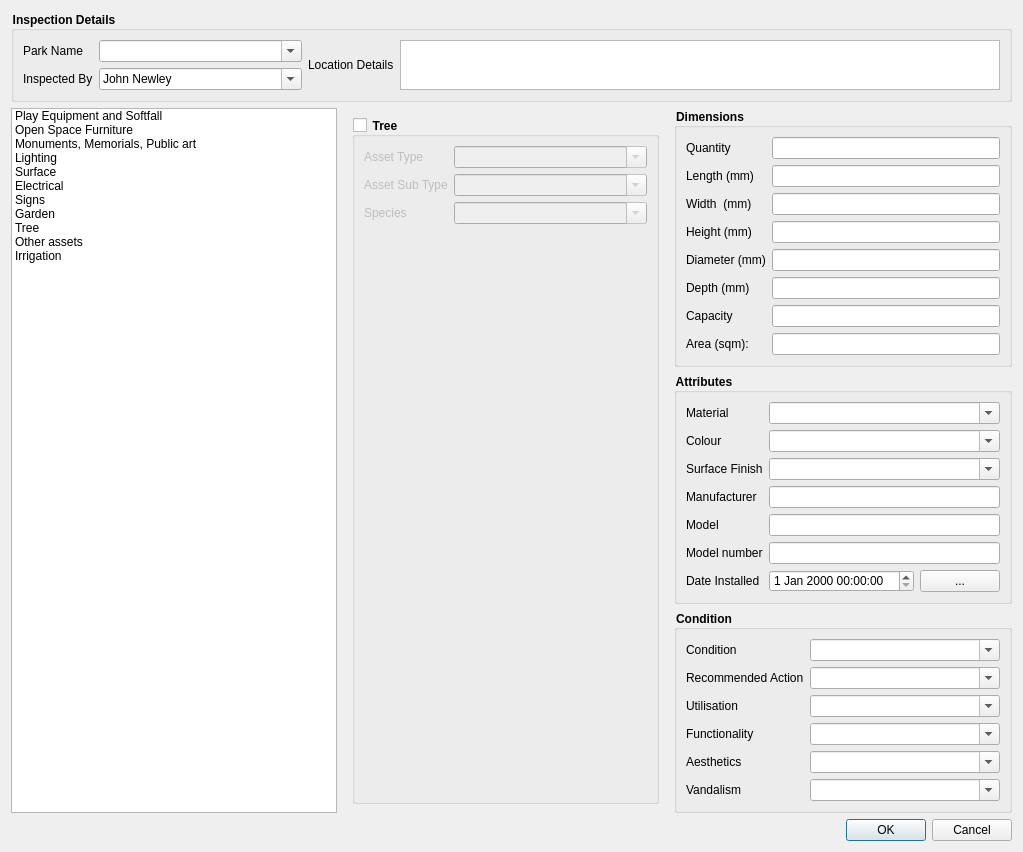
The window that src/entry_forms/formParkDataCollectionV2/form.ui (NathanW2/qmap) describes before a commit, drawn with Qt 5.
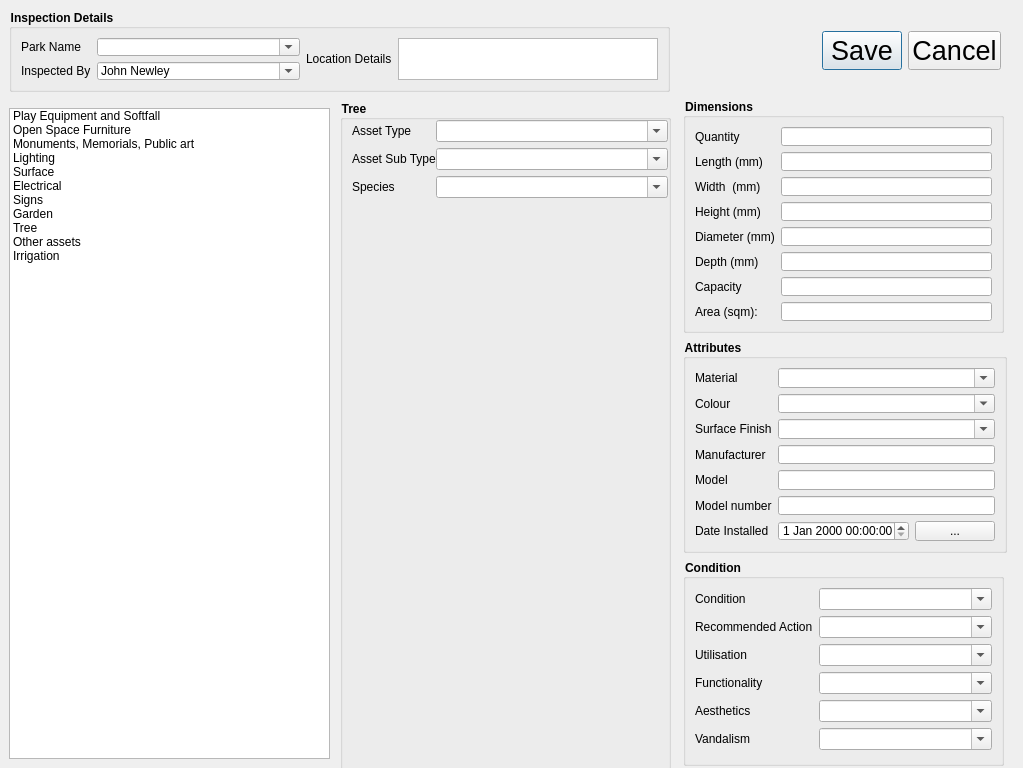
The same window after the commit. The open tabs and pages were chosen to show the change.

Commit message: Add tree form; adding bindings for listwidget

```diff
--- a/src/entry_forms/formParkDataCollectionV2/form.ui
+++ b/src/entry_forms/formParkDataCollectionV2/form.ui
@@ -7,21 +7,36 @@
     <x>0</x>
     <y>0</y>
     <width>1023</width>
-    <height>804</height>
+    <height>768</height>
    </rect>
   </property>
+  <property name="sizePolicy">
+   <sizepolicy hsizetype="Fixed" vsizetype="Fixed">
+    <horstretch>0</horstretch>
+    <verstretch>0</verstretch>
+   </sizepolicy>
+  </property>
   <property name="windowTitle">
    <string>Dialog</string>
   </property>
+  <property name="layoutDirection">
+   <enum>Qt::LeftToRight</enum>
+  </property>
   <property name="styleSheet">
    <string notr="true">QGroupBox
 {
     font-weight: bold;
 }</string>
   </property>
-  <layout class="QGridLayout" name="gridLayout_7">
-   <item row="0" column="0" colspan="3">
     <widget class="QGroupBox" name="groupBox_10">
+   <property name="geometry">
+    <rect>
+     <x>9</x>
+     <y>9</y>
+     <width>661</width>
+     <height>83</height>
+    </rect>
+   </property>
      <property name="sizePolicy">
       <sizepolicy hsizetype="Preferred" vsizetype="Fixed">
        <horstretch>0</horstretch>
@@ -630,11 +645,23 @@
       </item>
      </layout>
     </widget>
-   </item>
-   <item row="1" column="1" rowspan="3">
     <widget class="QStackedWidget" name="AssetGroup_pages">
+   <property name="geometry">
+    <rect>
+     <x>340</x>
+     <y>100</y>
+     <width>331</width>
+     <height>671</height>
+    </rect>
+   </property>
+   <property name="autoFillBackground">
+    <bool>false</bool>
+   </property>
+   <property name="lineWidth">
+    <number>0</number>
+   </property>
      <property name="currentIndex">
-      <number>8</number>
+    <number>0</number>
      </property>
      <widget class="QWidget" name="Play_Equipment_and_Softfall_page">
       <layout class="QGridLayout" name="gridLayout_2">
@@ -1597,6 +1624,9 @@
      </widget>
      <widget class="QWidget" name="Suface">
       <layout class="QGridLayout" name="gridLayout_6">
+     <property name="margin">
+      <number>0</number>
+     </property>
        <item row="0" column="0">
         <widget class="QGroupBox" name="Surface_Group">
          <property name="enabled">
@@ -1605,9 +1635,12 @@
          <property name="title">
           <string>Surface</string>
          </property>
-         <property name="checkable">
+       <property name="flat">
           <bool>true</bool>
          </property>
+       <property name="checkable">
+        <bool>false</bool>
+       </property>
          <property name="checked">
           <bool>false</bool>
          </property>
@@ -1727,6 +1760,9 @@
      </widget>
      <widget class="QWidget" name="page_4">
       <layout class="QGridLayout" name="gridLayout_8">
+     <property name="margin">
+      <number>0</number>
+     </property>
        <item row="0" column="0">
         <widget class="QGroupBox" name="Electrical_Group">
          <property name="enabled">
@@ -1735,9 +1771,12 @@
          <property name="title">
           <string>Electrical</string>
          </property>
-         <property name="checkable">
+       <property name="flat">
           <bool>true</bool>
          </property>
+       <property name="checkable">
+        <bool>false</bool>
+       </property>
          <property name="checked">
           <bool>false</bool>
          </property>
@@ -1832,6 +1871,9 @@
      </widget>
      <widget class="QWidget" name="page_5">
       <layout class="QGridLayout" name="gridLayout_9">
+     <property name="margin">
+      <number>0</number>
+     </property>
        <item row="0" column="0">
         <widget class="QGroupBox" name="Signs_Group">
          <property name="enabled">
@@ -1840,9 +1882,12 @@
          <property name="title">
           <string>Signs</string>
          </property>
-         <property name="checkable">
+       <property name="flat">
           <bool>true</bool>
          </property>
+       <property name="checkable">
+        <bool>false</bool>
+       </property>
          <property name="checked">
           <bool>false</bool>
          </property>
@@ -1922,6 +1967,9 @@
      </widget>
      <widget class="QWidget" name="page_6">
       <layout class="QGridLayout" name="gridLayout_10">
+     <property name="margin">
+      <number>0</number>
+     </property>
        <item row="0" column="0">
         <widget class="QGroupBox" name="Garden_Group">
          <property name="enabled">
@@ -1930,9 +1978,12 @@
          <property name="title">
           <string>Garden</string>
          </property>
-         <property name="checkable">
+       <property name="flat">
           <bool>true</bool>
          </property>
+       <property name="checkable">
+        <bool>false</bool>
+       </property>
          <property name="checked">
           <bool>false</bool>
          </property>
@@ -2012,7 +2063,10 @@
      </widget>
      <widget class="QWidget" name="page_7">
       <layout class="QGridLayout" name="gridLayout_11">
-       <item row="0" column="0">
+     <property name="margin">
+      <number>0</number>
+     </property>
+     <item row="0" column="0" colspan="2">
         <widget class="QGroupBox" name="Trees_Group">
          <property name="enabled">
           <bool>true</bool>
@@ -2020,9 +2074,12 @@
          <property name="title">
           <string>Tree</string>
          </property>
-         <property name="checkable">
+       <property name="flat">
           <bool>true</bool>
          </property>
+       <property name="checkable">
+        <bool>false</bool>
+       </property>
          <property name="checked">
           <bool>false</bool>
          </property>
@@ -2030,6 +2087,18 @@
           <property name="fieldGrowthPolicy">
            <enum>QFormLayout::AllNonFixedFieldsGrow</enum>
           </property>
+        <property name="horizontalSpacing">
+         <number>0</number>
+        </property>
+        <property name="topMargin">
+         <number>0</number>
+        </property>
+        <property name="rightMargin">
+         <number>0</number>
+        </property>
+        <property name="bottomMargin">
+         <number>0</number>
+        </property>
           <item row="0" column="0">
            <widget class="QLabel" name="label_65">
             <property name="text">
@@ -2133,9 +2202,15 @@
       </layout>
      </widget>
     </widget>
-   </item>
-   <item row="1" column="2">
     <widget class="QGroupBox" name="groupBox_8">
+   <property name="geometry">
+    <rect>
+     <x>683</x>
+     <y>98</y>
+     <width>321</width>
+     <height>235</height>
+    </rect>
+   </property>
      <property name="title">
       <string>Dimensions</string>
      </property>
@@ -2143,6 +2218,9 @@
       <bool>false</bool>
      </property>
      <layout class="QFormLayout" name="formLayout_12">
+    <property name="fieldGrowthPolicy">
+     <enum>QFormLayout::AllNonFixedFieldsGrow</enum>
+    </property>
       <item row="0" column="0">
        <widget class="QLabel" name="label_52">
         <property name="text">
@@ -2218,13 +2296,6 @@
         </property>
        </widget>
       </item>
-      <item row="6" column="1">
-       <widget class="QLineEdit" name="Capacity">
-        <property name="text">
-         <string/>
-        </property>
-       </widget>
-      </item>
       <item row="7" column="0">
        <widget class="QLabel" name="label_43">
         <property name="text">
@@ -2235,11 +2306,24 @@
       <item row="7" column="1">
        <widget class="QLineEdit" name="Area"/>
       </item>
-     </layout>
-    </widget>
-   </item>
-   <item row="2" column="2">
+    <item row="6" column="1">
+     <widget class="QLineEdit" name="Capacity">
+      <property name="text">
+       <string/>
+      </property>
+     </widget>
+    </item>
+   </layout>
+  </widget>
     <widget class="QGroupBox" name="groupBox_11">
+   <property name="geometry">
+    <rect>
+     <x>683</x>
+     <y>339</y>
+     <width>324</width>
+     <height>214</height>
+    </rect>
+   </property>
      <property name="title">
       <string>Attributes</string>
      </property>
@@ -2448,9 +2532,15 @@
       </item>
      </layout>
     </widget>
-   </item>
-   <item row="3" column="2">
     <widget class="QGroupBox" name="groupBox_9">
+   <property name="geometry">
+    <rect>
+     <x>683</x>
+     <y>559</y>
+     <width>321</width>
+     <height>207</height>
+    </rect>
+   </property>
      <property name="title">
       <string>Condition</string>
      </property>
@@ -2724,19 +2814,43 @@
       </item>
      </layout>
     </widget>
-   </item>
-   <item row="4" column="2">
     <widget class="QDialogButtonBox" name="buttonBox">
+   <property name="geometry">
+    <rect>
+     <x>630</x>
+     <y>10</y>
+     <width>371</width>
+     <height>81</height>
+    </rect>
+   </property>
+   <property name="layoutDirection">
+    <enum>Qt::LeftToRight</enum>
+   </property>
+   <property name="autoFillBackground">
+    <bool>false</bool>
+   </property>
+   <property name="styleSheet">
+    <string notr="true">font: 75 20pt;</string>
+   </property>
      <property name="orientation">
       <enum>Qt::Horizontal</enum>
      </property>
      <property name="standardButtons">
-      <set>QDialogButtonBox::Cancel|QDialogButtonBox::Ok</set>
-     </property>
-    </widget>
-   </item>
-   <item row="1" column="0" rowspan="3">
+    <set>QDialogButtonBox::Cancel|QDialogButtonBox::Save</set>
+   </property>
+   <property name="centerButtons">
+    <bool>false</bool>
+   </property>
+  </widget>
     <widget class="QListWidget" name="AssetGroup">
+   <property name="geometry">
+    <rect>
+     <x>9</x>
+     <y>108</y>
+     <width>321</width>
+     <height>651</height>
+    </rect>
+   </property>
      <property name="styleSheet">
       <string notr="true">font: 75 14pt &quot;MS Shell Dlg 2&quot;;</string>
      </property>
@@ -2811,8 +2925,6 @@
       </property>
      </item>
     </widget>
-   </item>
-  </layout>
  </widget>
  <resources/>
  <connections>
```
Lines whose indentation alone changed are shown as unchanged. The commit also changes 4 other files.
